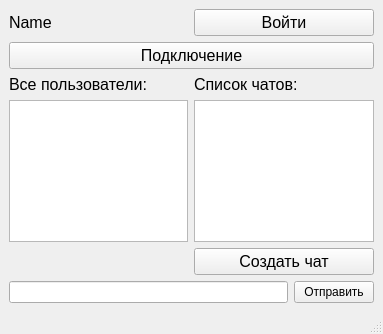
First picture: the form in client/mainwindow.ui, repository SuzdalevAndrey/Qt-chat-C_plus_plus, before the edit.
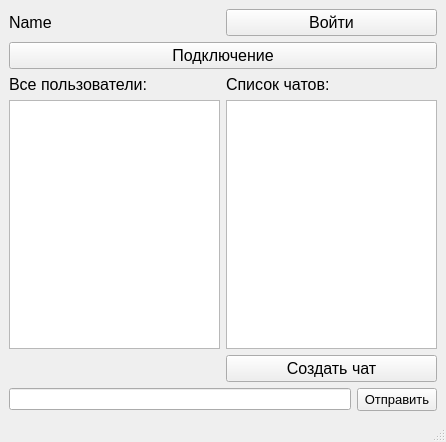
Second picture: the form after the edit. Custom widgets are drawn as their Qt base class.

Diff of the .ui file:
```diff
--- a/client/mainwindow.ui
+++ b/client/mainwindow.ui
@@ -6,8 +6,8 @@
    <rect>
     <x>0</x>
     <y>0</y>
-    <width>383</width>
-    <height>334</height>
+    <width>446</width>
+    <height>442</height>
    </rect>
   </property>
   <property name="windowTitle">
@@ -46,6 +46,11 @@
       </item>
       <item>
        <widget class="QPushButton" name="pushButton_2">
+        <property name="font">
+         <font>
+          <pointsize>10</pointsize>
+         </font>
+        </property>
         <property name="text">
          <string>Отправить</string>
         </property>
```
Left out of the diff: 2 changed lines with no effect on the pictures.
